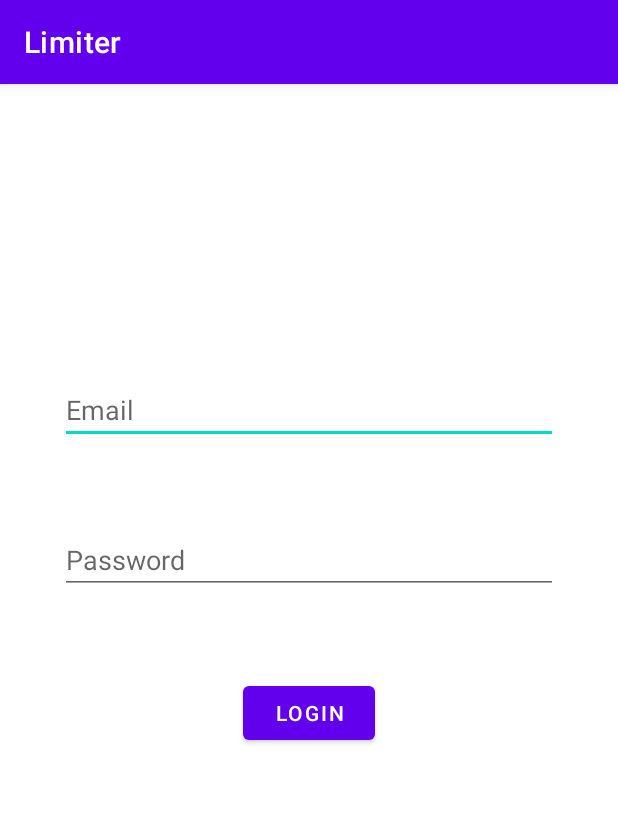
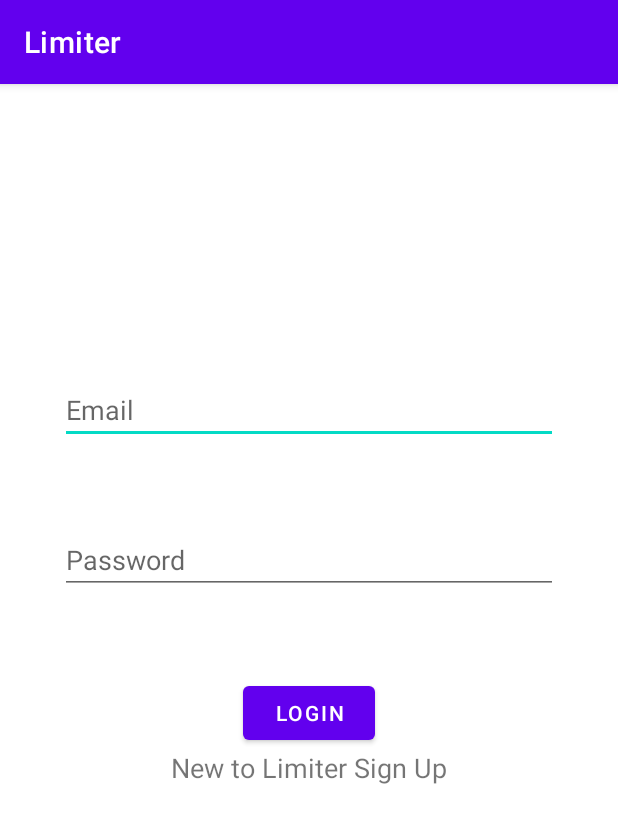
Before and after one commit to mohit-1089/Limiter, an Android app: the Login screen opened directly, with no data from a screen before it, on a phone screen of 412 x 824 dp. Shown: the top 823 px of the screen. Run offline under Robolectric (Android 15) with nearby library versions, the phone set to English and light mode, and no system bars.

Commit message:
Added SignUp Activity

```diff
--- a/Limiter/app/src/main/AndroidManifest.xml
+++ b/Limiter/app/src/main/AndroidManifest.xml
@@ -9,6 +9,9 @@
         android:roundIcon="@mipmap/ic_launcher_round"
         android:supportsRtl="true"
         android:theme="@style/Theme.Limiter">
+        <activity
+            android:name=".SignUp"
+            android:exported="false" />
         <activity
             android:name=".Login"
             android:exported="false" />
--- a/Limiter/app/src/main/java/com/example/limiter/Login.java
+++ b/Limiter/app/src/main/java/com/example/limiter/Login.java
@@ -2,7 +2,9 @@ package com.example.limiter;
 
 import androidx.appcompat.app.AppCompatActivity;
 
+import android.content.Intent;
 import android.os.Bundle;
+import android.view.View;
 
 public class Login extends AppCompatActivity {
 
@@ -11,4 +13,10 @@ public class Login extends AppCompatActivity {
         super.onCreate(savedInstanceState);
         setContentView(R.layout.activity_login);
     }
+
+    public void openSignInPage(View view) {
+
+        Intent intent=new Intent(this, SignUp.class);
+        startActivity(intent);
+    }
 }
--- a/Limiter/app/src/main/res/layout/activity_login.xml
+++ b/Limiter/app/src/main/res/layout/activity_login.xml
@@ -11,6 +11,7 @@
         android:layout_width="match_parent"
         android:layout_height="40dp"
         android:hint="Email"
+        android:inputType="textEmailAddress"
         android:layout_marginLeft="40dp"
         android:layout_marginRight="40dp"
         app:layout_constraintLeft_toLeftOf="parent"
@@ -24,6 +25,7 @@
         android:layout_width="match_parent"
         android:layout_height="40dp"
         android:hint="Password"
+        android:inputType="textPassword"
         android:layout_marginLeft="40dp"
         android:layout_marginRight="40dp"
         app:layout_constraintLeft_toLeftOf="parent"
@@ -44,8 +46,16 @@
         app:layout_constraintRight_toRightOf="parent"
         app:layout_constraintLeft_toLeftOf="parent" />
 
-
-
-
+    <TextView
+        android:id="@+id/message"
+        android:layout_width="wrap_content"
+        android:layout_height="wrap_content"
+        android:text="@string/signInMassage"
+        android:textSize="18sp"
+        app:layout_constraintLeft_toLeftOf="parent"
+        app:layout_constraintRight_toRightOf="parent"
+        app:layout_constraintTop_toBottomOf="@id/loginBtn"
+        android:onClick="openSignInPage"
+        />
 
 </androidx.constraintlayout.widget.ConstraintLayout>
--- a/Limiter/app/src/main/res/values/strings.xml
+++ b/Limiter/app/src/main/res/values/strings.xml
@@ -2,4 +2,5 @@
     <string name="app_name">Limiter</string>
     <string name="user">user</string>
     <string name="admin">admin</string>
+    <string name="signInMassage">New to Limiter Sign Up</string>
 </resources>
```
Also changed, not shown: Limiter/app/src/main/java/com/example/limiter/SignUp.java (added, +14 -0 lines).
